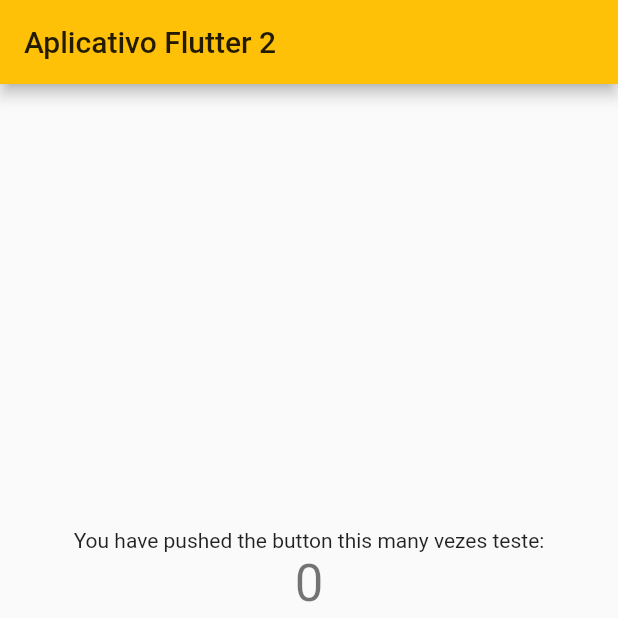
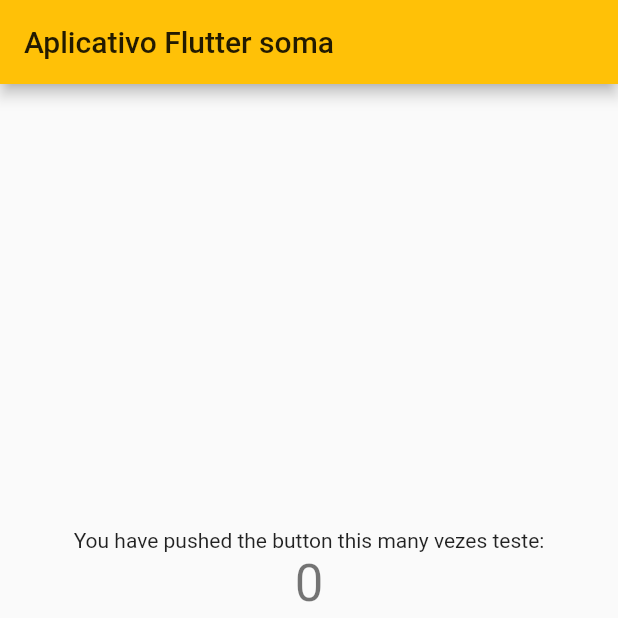
Before and after one commit to gregory-lp/app-teste, a Flutter app: the screen it shows after launch, on a phone screen of 412 x 824 dp, the top half of it. Run offline on Flutter 3.47's test engine with Material 2 defaults, Android fonts, the phone set to English and light mode, and no system bars.

Commit message:
Segundo commit

```diff
--- a/lib/main.dart
+++ b/lib/main.dart
@@ -26,7 +26,7 @@ class MyApp extends StatelessWidget {
         // closer together (more dense) than on mobile platforms.
         visualDensity: VisualDensity.adaptivePlatformDensity,
       ),
-      home: MyHomePage(title: 'Aplicativo Flutter 2'),
+      home: MyHomePage(title: 'Aplicativo Flutter soma'),
     );
   }
 }
```
